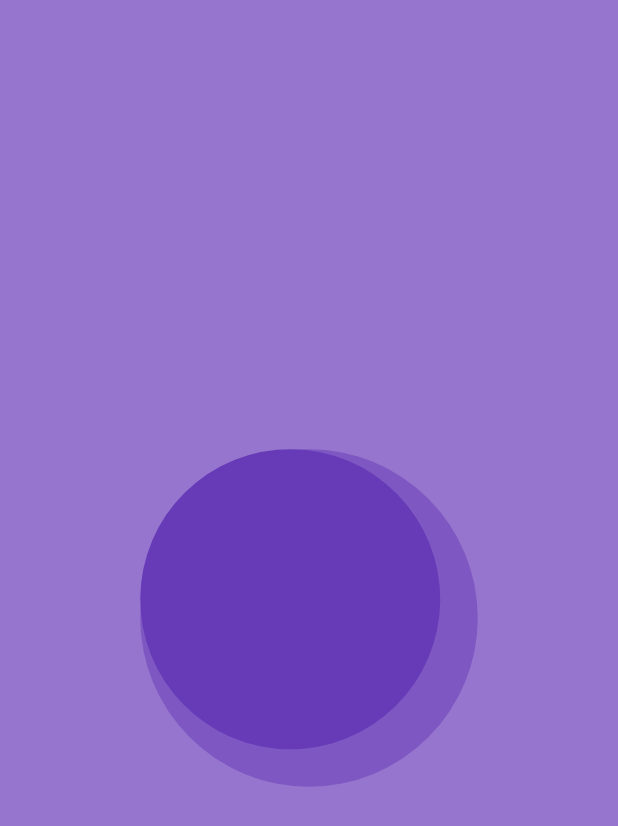
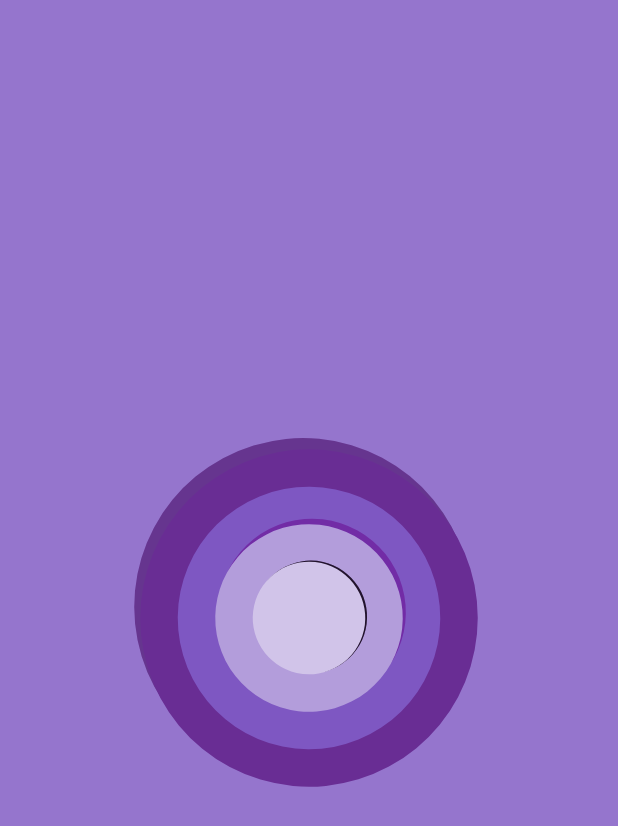
Before and after one commit to CLS11/flutter-animation, a Flutter app: the screen it shows after launch, on a phone screen of 412 x 824 dp. Shown: the top 826 px of the screen. Run offline on Flutter 3.47's test engine with Material 3 defaults, Android fonts, the phone set to English and light mode, and no system bars.

Commit message:
Added the other necessary stacked containers with a box shadow for nice concentric figures.

```diff
--- a/lib/home_page.dart
+++ b/lib/home_page.dart
@@ -1,3 +1,5 @@
+// ignore_for_file: deprecated_member_use
+
 import 'package:flutter/material.dart';
 
 class HomePage extends StatefulWidget {
@@ -16,7 +18,7 @@ class _HomePageState extends State<HomePage> with TickerProviderStateMixin {
     super.initState();
     _animationController = AnimationController(
       vsync: this,
-      duration: const Duration(milliseconds: 5),
+      duration: const Duration(seconds: 2),
     )..forward();
     _rotationAnimation = Tween(begin: 0.0, end: 1.0).animate(
       CurvedAnimation(parent: _animationController, curve: Curves.easeInOut),
@@ -39,11 +41,19 @@ class _HomePageState extends State<HomePage> with TickerProviderStateMixin {
   }
 
   @override
+  void dispose() {
+    _animationController.dispose();
+    super.dispose();
+  }
+
+
+  @override
   Widget build(BuildContext context) {
     return Scaffold(
       backgroundColor: Colors.deepPurple[300],
       body: Center(
         child: Stack(
+          alignment: Alignment.center,
           children: [
             Transform.rotate(
               angle: _rotationAnimation.value,
@@ -51,19 +61,71 @@ class _HomePageState extends State<HomePage> with TickerProviderStateMixin {
                 height: 225,
                 width: 225,
                 decoration: BoxDecoration(
+                  color: const Color(0xFF692D94),
+                  borderRadius: BorderRadius.circular(_radiusAnimation.value),
+                  boxShadow: [
+                    BoxShadow(
+                      color: const Color(0xFF692D94).withOpacity(0.8),
+                      offset: const Offset(-6, -6),
+                    ),
+                    BoxShadow(
+                      color: Colors.black.withOpacity(0.1),
+                      offset: const Offset(-6, -6),
+                    ),
+                  ],
+                ),
+              ),
+            ),
+            Transform.rotate(
+              angle: _rotationAnimation.value + 0.5,
+              child: Container(
+                height: 175,
+                width: 175,
+                decoration: BoxDecoration(
                   color: Colors.deepPurple[400],
                   borderRadius: BorderRadius.circular(_radiusAnimation.value),
                 ),
               ),
             ),
             Transform.rotate(
-              angle: _rotationAnimation.value + 0.5,
+              angle: _rotationAnimation.value + 1.0,
               child: Container(
-                height: 200,
-                width: 200,
+                height: 125,
+                width: 125,
                 decoration: BoxDecoration(
-                  color: Colors.deepPurple[500],
+                  color: Colors.deepPurple[200],
                   borderRadius: BorderRadius.circular(_radiusAnimation.value),
+                  boxShadow: [
+                    BoxShadow(
+                      color: const Color.fromARGB(255, 144, 52, 209).withOpacity(0.9),
+                      offset: const Offset(-3, -3),
+                    ),
+                    BoxShadow(
+                      color: Colors.black.withOpacity(0.2),
+                      offset: const Offset(-3, -3),
+                    ),
+                  ],
+                ),
+              ),
+            ),
+            Transform.rotate(
+              angle: _rotationAnimation.value + 1.5,
+              child: Container(
+                height: 75,
+                width: 75,
+                decoration: BoxDecoration(
+                  color: Colors.deepPurple[100],
+                  borderRadius: BorderRadius.circular(_radiusAnimation.value),
+                  boxShadow: [
+                    BoxShadow(
+                      color: const Color.fromARGB(255, 49, 27, 65).withOpacity(1.0),
+                      offset: const Offset(-1, -1),
+                    ),
+                    BoxShadow(
+                      color: Colors.black.withOpacity(0.3),
+                      offset: const Offset(-1, -1),
+                    ),
+                  ],
                 ),
               ),
             ),
```
